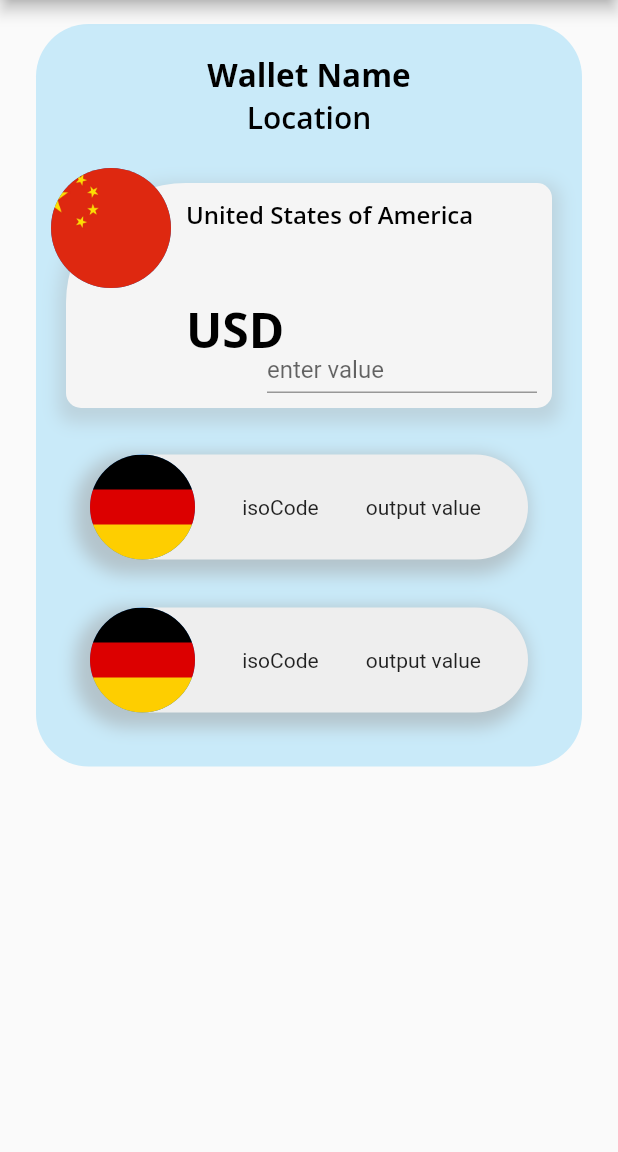
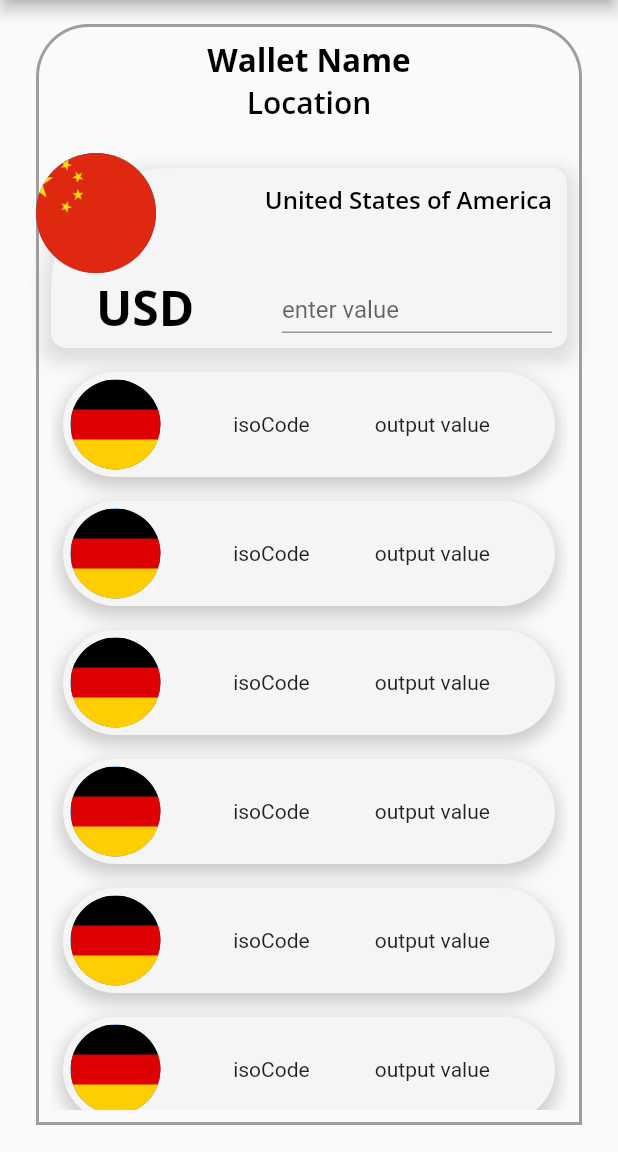
Before and after one commit to carlstep/currencyxpro, a Flutter app: the screen it shows after launch, after a tap on "Wallet List Card (wallet name)", on a phone screen of 412 x 824 dp, the part 84-1236 px from its top. Run offline on Flutter 3.47's test engine with Material 2 defaults, Android fonts, the phone set to English and light mode, and no system bars; our stand-ins replace google_fonts.

Commit message:
changes to design of wallet, primaryCard and altCard

```diff
--- a/lib/components/alt_card.dart
+++ b/lib/components/alt_card.dart
@@ -6,14 +6,14 @@ class AltCard extends StatelessWidget {
   @override
   Widget build(BuildContext context) {
     return Padding(
-      padding: const EdgeInsets.all(16.0),
+      padding: const EdgeInsets.all(8.0),
       child: Container(
         constraints: const BoxConstraints.expand(
-          width: 300,
+          width: 250,
           height: 70,
         ),
         decoration: BoxDecoration(
-          color: Colors.grey[200],
+          color: Colors.grey[100],
           borderRadius: BorderRadius.only(
             topLeft: Radius.circular(35),
             bottomLeft: Radius.circular(35),
@@ -23,9 +23,9 @@ class AltCard extends StatelessWidget {
           boxShadow: [
             BoxShadow(
               color: Colors.grey.withOpacity(0.5),
-              spreadRadius: 5,
+              spreadRadius: 2,
               blurRadius: 9,
-              offset: Offset(-5, 5),
+              offset: Offset(0, 5),
             )
           ]
         ),
@@ -33,7 +33,11 @@ class AltCard extends StatelessWidget {
           children: [
             CircleAvatar(
               radius: 35,
-              backgroundImage: AssetImage("assets/flags/germany.jpeg"),
+              backgroundColor: Colors.transparent,
+              child: CircleAvatar(
+                radius: 30,
+                backgroundImage: AssetImage("assets/flags/germany.jpeg"),
+              ),
             ),
             Expanded(
               child: Row(
--- a/lib/components/primary_card.dart
+++ b/lib/components/primary_card.dart
@@ -21,13 +21,13 @@ class PrimaryCard extends StatelessWidget {
               child: Text('United States of America',
               style: Theme.of(context).textTheme.headline3),
               top: 10,
-              left: 80,
+              right: 10,
             ),
             Positioned(
               child: Text('USD',
                 style: Theme.of(context).textTheme.headline1),
-              left: 80,
-              bottom: 30,
+              left: 30,
+              bottom: 5,
             ),
             Positioned(
               child: SizedBox(
@@ -48,8 +48,8 @@ class PrimaryCard extends StatelessWidget {
           clipBehavior: Clip.none,
         ),
         constraints: const BoxConstraints.expand(
-          width: 350,
-          height: 150,
+          width: 380,
+          height: 120,
         ),
         decoration: BoxDecoration(
             //border: Border.all(color: Colors.grey, width: .1),
--- a/lib/components/wallet_card.dart
+++ b/lib/components/wallet_card.dart
@@ -10,23 +10,23 @@ class WalletCard extends StatelessWidget {
     return Padding(
       padding: const EdgeInsets.all(16.0),
       child: Container(
-        padding: EdgeInsets.all(20),
+        padding: EdgeInsets.all(8),
         decoration: BoxDecoration(
-            color: Colors.lightBlue.withOpacity(0.2),
+          border: Border.all(width: 2.0, color: Colors.grey),
             borderRadius: BorderRadius.only(
               topLeft: Radius.circular(35),
               topRight: Radius.circular(35),
-            bottomLeft: Radius.circular(35),
-            bottomRight: Radius.circular(35),
-
-          )
+              //bottomLeft: Radius.circular(35),
+              //bottomRight: Radius.circular(35),
+            ),
         ),
         child: Column(
-          children: [
+          children: <Widget>[
             Row(
               mainAxisAlignment: MainAxisAlignment.center,
               children: [
-                Text('Wallet Name',
+                Text(
+                  'Wallet Name',
                   style: Theme.of(context).textTheme.headline2,
                 ),
               ],
@@ -34,16 +34,32 @@ class WalletCard extends StatelessWidget {
             Row(
               mainAxisAlignment: MainAxisAlignment.center,
               children: [
-                Text('Location',
+                Text(
+                  'Location',
                   style: Theme.of(context).textTheme.headline6,
                 ),
               ],
             ),
-            SizedBox(height: 30,),
+            SizedBox(height: 30),
             PrimaryCard(),
-            SizedBox(height: 15,),
+            Padding(
+              padding: const EdgeInsets.only(top: 8.0),
+              child: SizedBox(
+                height: 500,
+                child: ListView(
+                  children: <Widget>[
                     AltCard(),
                     AltCard(),
+                    AltCard(),
+                    AltCard(),
+                    AltCard(),
+                    AltCard(),
+                    AltCard(),
+                    AltCard(),
+                  ],
+                ),
+              ),
+            ),
           ],
         ),
       ),
--- a/lib/components/wallet_card_list.dart
+++ b/lib/components/wallet_card_list.dart
@@ -2,7 +2,8 @@ import 'package:currencyxpro/components/primary_card.dart';
 import 'package:currencyxpro/screens/wallet_screen.dart';
 import 'package:flutter/material.dart';
 
-
+// card is used to display all wallets in a scrollable list
+// card should display the walletName & walletColor
 class WalletCardList extends StatelessWidget {
   const WalletCardList({Key? key}) : super(key: key);
 
@@ -20,7 +21,7 @@ class WalletCardList extends StatelessWidget {
         },
         child: Card(
           child: Padding(
-            padding: const EdgeInsets.all(16.0),
+            padding: const EdgeInsets.all(8.0),
             child: Row(
               mainAxisAlignment: MainAxisAlignment.spaceBetween,
               children: [
--- a/lib/screens/wallet_screen.dart
+++ b/lib/screens/wallet_screen.dart
@@ -22,6 +22,7 @@ class WalletScreen extends StatelessWidget {
             //scrollDirection: Axis.horizontal,
             children: <Widget>[
               WalletCard(),
+              WalletCard(),
             ],
           ),
         ),
```
Lines whose indentation alone changed are shown as unchanged.
